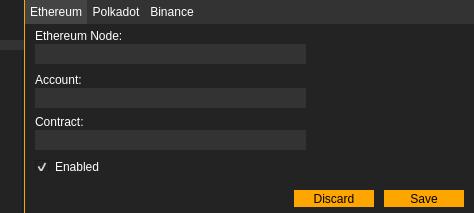
Acria-Network/Acria-Oracle-Node-Qt, file mainwindow.ui: the form before one commit.
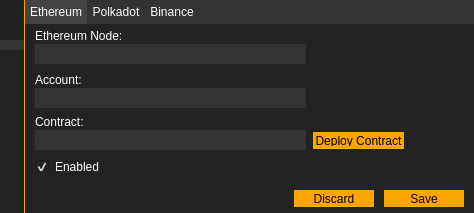
The form after the commit. The open tabs and pages were chosen to show the change. Icons and pictures are not drawn.

```diff
--- a/mainwindow.ui
+++ b/mainwindow.ui
@@ -1537,6 +1537,32 @@
 /*font-size: 7px;*/</string>
         </property>
        </widget>
+       <widget class="QPushButton" name="pushButton_deploy_contract_eth">
+        <property name="geometry">
+         <rect>
+          <x>288</x>
+          <y>108</y>
+          <width>91</width>
+          <height>17</height>
+         </rect>
+        </property>
+        <property name="styleSheet">
+         <string notr="true">background-color:white;
+color:black;
+border: none;
+/*padding:30px;*/
+width:80px;
+padding-top:3px;
+padding-bottom:3px;
+background-color:orange;</string>
+        </property>
+        <property name="text">
+         <string>Deploy Contract</string>
+        </property>
+        <property name="flat">
+         <bool>true</bool>
+        </property>
+       </widget>
       </widget>
       <widget class="QWidget" name="tab_6">
        <property name="styleSheet">
```
Left out of the diff: 4 changed lines with no effect on the pictures.
